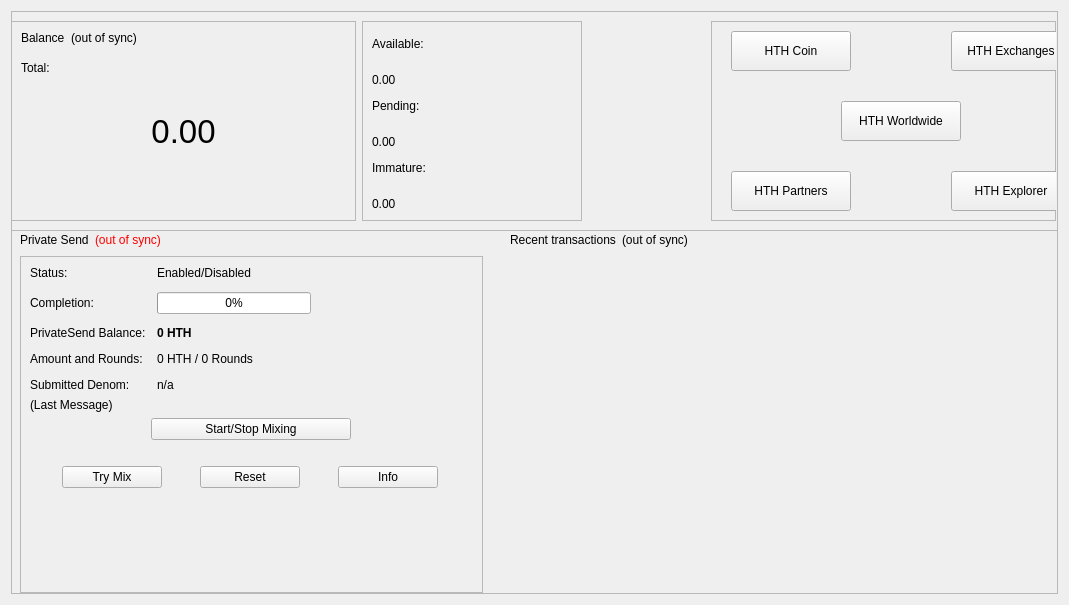
This is src/qt/forms/overviewpage.ui in devilking6105/HTH-Legacy as Qt 5 draws it before an edit. The edited form follows.
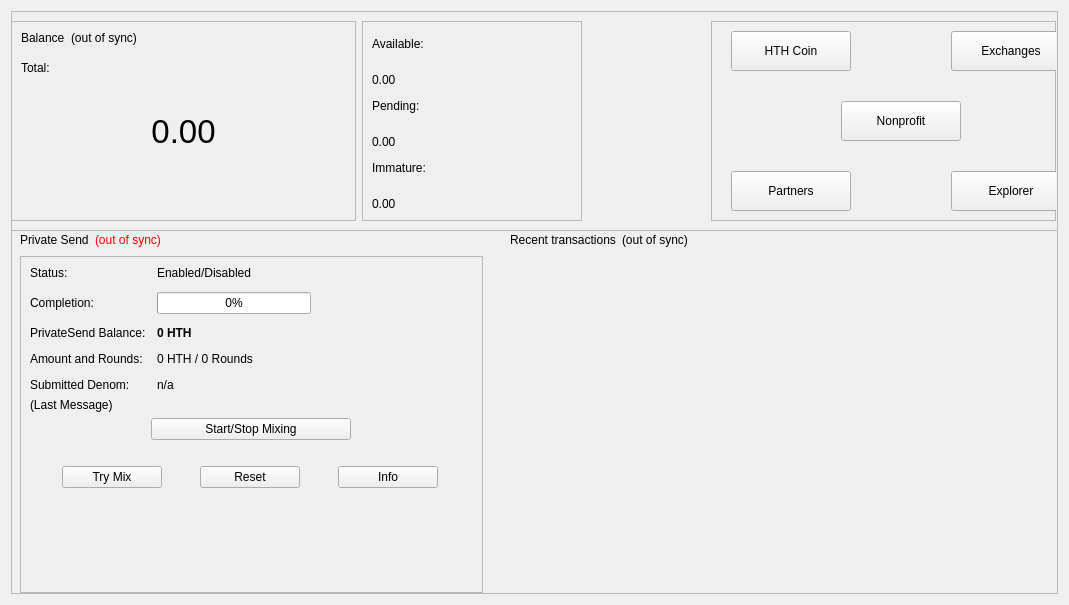
This is the edited form.

```diff
--- a/src/qt/forms/overviewpage.ui
+++ b/src/qt/forms/overviewpage.ui
@@ -500,7 +500,7 @@
                <string notr="true">&lt;a href=&quot;https://www.helpthehomelessworldwide.org&quot;&gt;&lt;/a&gt;</string>
               </property>
               <property name="text">
-               <string>HTH Worldwide</string>
+               <string>Nonprofit</string>
               </property>
              </widget>
              <widget class="QPushButton" name="pushButton_Website_1">
@@ -516,30 +516,42 @@
                <string>HTH Coin</string>
               </property>
              </widget>
-             <widget class="QPushButton" name="pushButton_Website_3">
-              <property name="geometry">
-               <rect>
-                <x>230</x>
-                <y>140</y>
-                <width>120</width>
-                <height>40</height>
-               </rect>
-              </property>
-              <property name="text">
-               <string>HTH Explorer</string>
-              </property>
-             </widget>
              <widget class="QPushButton" name="pushButton_Website_2">
               <property name="geometry">
                <rect>
                 <x>230</x>
+                <y>140</y>
+                <width>120</width>
+                <height>40</height>
+               </rect>
+              </property>
+              <property name="toolTip">
+               <string>Trade Help The Homeless Coin Where HTH Is Listed</string>
+              </property>
+              <property name="styleSheet">
+               <string notr="true">&lt;a href=&quot;https://hth.world/exchanges.html&quot;&gt;&lt;/a&gt;</string>
+              </property>
+              <property name="text">
+               <string>Explorer</string>
+              </property>
+             </widget>
+             <widget class="QPushButton" name="pushButton_Website_3">
+              <property name="geometry">
+               <rect>
+                <x>230</x>
                 <y>0</y>
                 <width>120</width>
                 <height>40</height>
                </rect>
               </property>
+              <property name="toolTip">
+               <string>Follow Help The Homless Coin Transactions On The Explorer</string>
+              </property>
+              <property name="styleSheet">
+               <string notr="true">&lt;a href=&quot;https://chainz.cryptoid.info/hth&quot;&gt;&lt;/a&gt;</string>
+              </property>
               <property name="text">
-               <string>HTH Exchanges</string>
+               <string>Exchanges</string>
               </property>
              </widget>
              <widget class="QPushButton" name="pushButton_Website_4">
@@ -551,8 +563,14 @@
                 <height>40</height>
                </rect>
               </property>
+              <property name="toolTip">
+               <string>Visit HTH Partners and Donate Today!!!!!</string>
+              </property>
+              <property name="styleSheet">
+               <string notr="true">&lt;a href=&quot;https://hth.world/partners.html&quot;&gt;&lt;/a&gt;</string>
+              </property>
               <property name="text">
-               <string>HTH Partners</string>
+               <string>Partners</string>
               </property>
              </widget>
             </widget>
```
Left out of the diff: 6 changed lines with no effect on the pictures.
